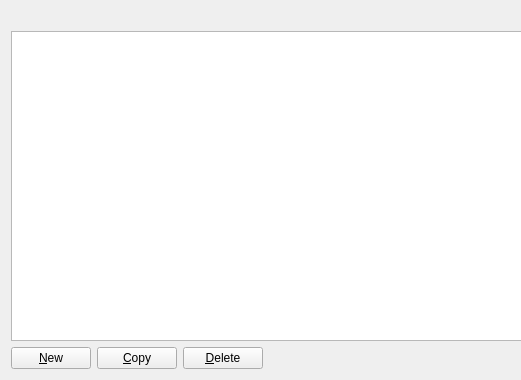
Qt form src/qt/forms/addressbookpage.ui (michelvankessel/USDIcoin) before a commit; both pictures show x 0 to 521 and y 0 to 380 of the 760 by 380 pixel window.
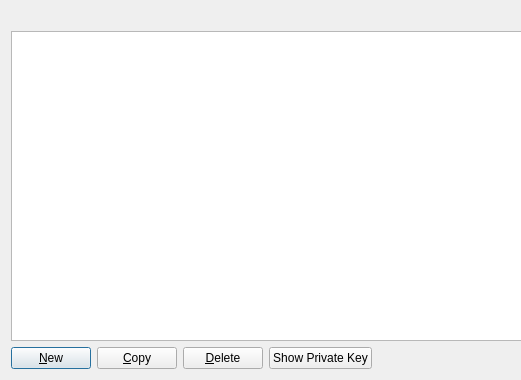
The same form after that commit. Icons and pictures are not drawn.

Commit message: show privkey

```diff
--- a/src/qt/forms/addressbookpage.ui
+++ b/src/qt/forms/addressbookpage.ui
@@ -10,6 +10,9 @@
     <height>380</height>
    </rect>
   </property>
+  <property name="styleSheet">
+   <string notr="true"/>
+  </property>
   <layout class="QVBoxLayout" name="verticalLayout">
    <item>
     <widget class="QLabel" name="labelExplanation">
@@ -56,16 +59,19 @@
        <property name="toolTip">
         <string>Create a new address</string>
        </property>
+       <property name="styleSheet">
+        <string notr="true"/>
+       </property>
        <property name="text">
         <string>&amp;New</string>
        </property>
+       <property name="default">
+        <bool>true</bool>
+       </property>
        <property name="icon">
         <iconset resource="../bitcoin.qrc">
          <normaloff>:/icons/add</normaloff>:/icons/add</iconset>
        </property>
-       <property name="autoDefault">
-        <bool>false</bool>
-       </property>
       </widget>
      </item>
      <item>
@@ -97,8 +103,12 @@
         <iconset resource="../bitcoin.qrc">
          <normaloff>:/icons/remove</normaloff>:/icons/remove</iconset>
        </property>
-       <property name="autoDefault">
-        <bool>false</bool>
+      </widget>
+     </item>
+     <item>
+      <widget class="QPushButton" name="showPrivateKey">
+       <property name="text">
+        <string>Show Private Key</string>
        </property>
       </widget>
      </item>
```
Left out of the diff: 36 changed lines with no effect on the pictures. The commit also changes 8 other files.
